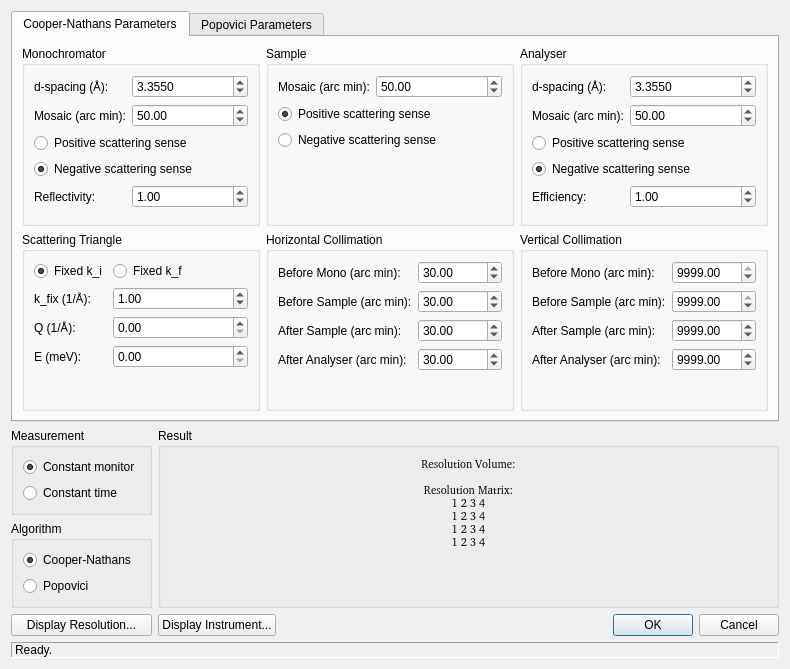
Before: the Qt Designer form ui/reso.ui in tweber-ill/frm_mirror-miezetools, drawn with Qt 5.
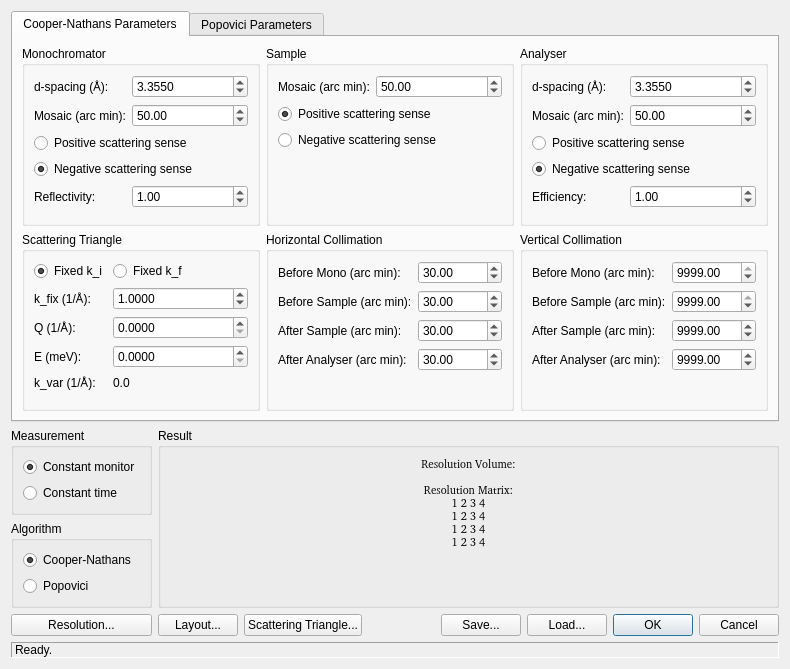
After: the same form once the commit is applied.

Commit message: further work on resolution from weekend

Patch:
```diff
--- a/ui/reso.ui
+++ b/ui/reso.ui
@@ -7,14 +7,14 @@
     <x>0</x>
     <y>0</y>
     <width>790</width>
-    <height>627</height>
+    <height>602</height>
    </rect>
   </property>
   <property name="windowTitle">
    <string>Resolution</string>
   </property>
   <layout class="QGridLayout" name="gridLayout">
-   <item row="0" column="0" colspan="4">
+   <item row="0" column="0" colspan="7">
     <widget class="QTabWidget" name="tabWidget">
      <property name="currentIndex">
       <number>0</number>
@@ -223,6 +223,15 @@
           </item>
           <item row="2" column="1">
            <widget class="QDoubleSpinBox" name="spinkfix">
+            <property name="decimals">
+             <number>4</number>
+            </property>
+            <property name="minimum">
+             <double>0.000000000000000</double>
+            </property>
+            <property name="singleStep">
+             <double>0.010000000000000</double>
+            </property>
             <property name="value">
              <double>1.000000000000000</double>
             </property>
@@ -236,7 +245,17 @@
            </widget>
           </item>
           <item row="3" column="1">
-           <widget class="QDoubleSpinBox" name="spinQ"/>
+           <widget class="QDoubleSpinBox" name="spinQ">
+            <property name="decimals">
+             <number>4</number>
+            </property>
+            <property name="minimum">
+             <double>0.000000000000000</double>
+            </property>
+            <property name="singleStep">
+             <double>0.010000000000000</double>
+            </property>
+           </widget>
           </item>
           <item row="4" column="0">
            <widget class="QLabel" name="label_27">
@@ -246,7 +265,17 @@
            </widget>
           </item>
           <item row="4" column="1">
-           <widget class="QDoubleSpinBox" name="spinE"/>
+           <widget class="QDoubleSpinBox" name="spinE">
+            <property name="decimals">
+             <number>4</number>
+            </property>
+            <property name="minimum">
+             <double>0.000000000000000</double>
+            </property>
+            <property name="singleStep">
+             <double>0.010000000000000</double>
+            </property>
+           </widget>
           </item>
           <item row="0" column="0">
            <widget class="QRadioButton" name="radioFixedki">
@@ -265,6 +294,20 @@
             </property>
            </widget>
           </item>
+          <item row="5" column="0">
+           <widget class="QLabel" name="labelkvar">
+            <property name="text">
+             <string>k_var (1/Å):</string>
+            </property>
+           </widget>
+          </item>
+          <item row="5" column="1">
+           <widget class="QLabel" name="labelkvar_val">
+            <property name="text">
+             <string>0.0</string>
+            </property>
+           </widget>
+          </item>
          </layout>
         </widget>
        </item>
@@ -1061,7 +1104,7 @@
      </layout>
     </widget>
    </item>
-   <item row="1" column="1" rowspan="2" colspan="3">
+   <item row="1" column="1" rowspan="2" colspan="6">
     <widget class="QGroupBox" name="groupBox_9">
      <property name="sizePolicy">
       <sizepolicy hsizetype="Preferred" vsizetype="Preferred">
@@ -1139,18 +1182,18 @@
    <item row="3" column="0">
     <widget class="QPushButton" name="btnGraphics">
      <property name="text">
-      <string>Display Resolution...</string>
+      <string>Resolution...</string>
      </property>
     </widget>
    </item>
    <item row="3" column="1">
     <widget class="QPushButton" name="btnShowInstr">
      <property name="text">
-      <string>Display Instrument...</string>
+      <string>Layout...</string>
      </property>
     </widget>
    </item>
-   <item row="3" column="2">
+   <item row="3" column="3">
     <spacer name="horizontalSpacer">
      <property name="orientation">
       <enum>Qt::Horizontal</enum>
@@ -1163,7 +1206,7 @@
      </property>
     </spacer>
    </item>
-   <item row="3" column="3">
+   <item row="3" column="6">
     <widget class="QDialogButtonBox" name="buttonBox">
      <property name="orientation">
       <enum>Qt::Horizontal</enum>
@@ -1173,7 +1216,7 @@
      </property>
     </widget>
    </item>
-   <item row="4" column="0" colspan="4">
+   <item row="4" column="0" colspan="7">
     <widget class="QLabel" name="labelStatus">
      <property name="frameShape">
       <enum>QFrame::Panel</enum>
@@ -1186,6 +1229,27 @@
      </property>
     </widget>
    </item>
+   <item row="3" column="2">
+    <widget class="QPushButton" name="btnShowTriangle">
+     <property name="text">
+      <string>Scattering Triangle...</string>
+     </property>
+    </widget>
+   </item>
+   <item row="3" column="4">
+    <widget class="QPushButton" name="btnSave">
+     <property name="text">
+      <string>Save...</string>
+     </property>
+    </widget>
+   </item>
+   <item row="3" column="5">
+    <widget class="QPushButton" name="btnLoad">
+     <property name="text">
+      <string>Load...</string>
+     </property>
+    </widget>
+   </item>
   </layout>
  </widget>
  <tabstops>
```
Left out of the diff: 3 changed lines with no effect on the pictures. The commit also changes 14 other files.
